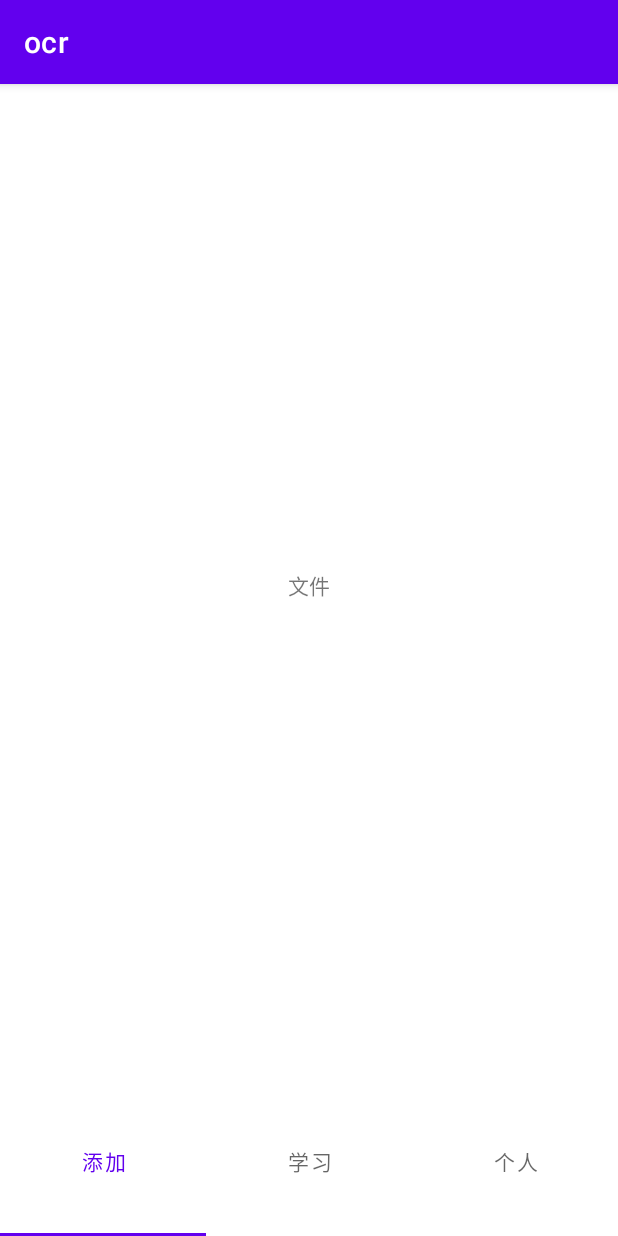
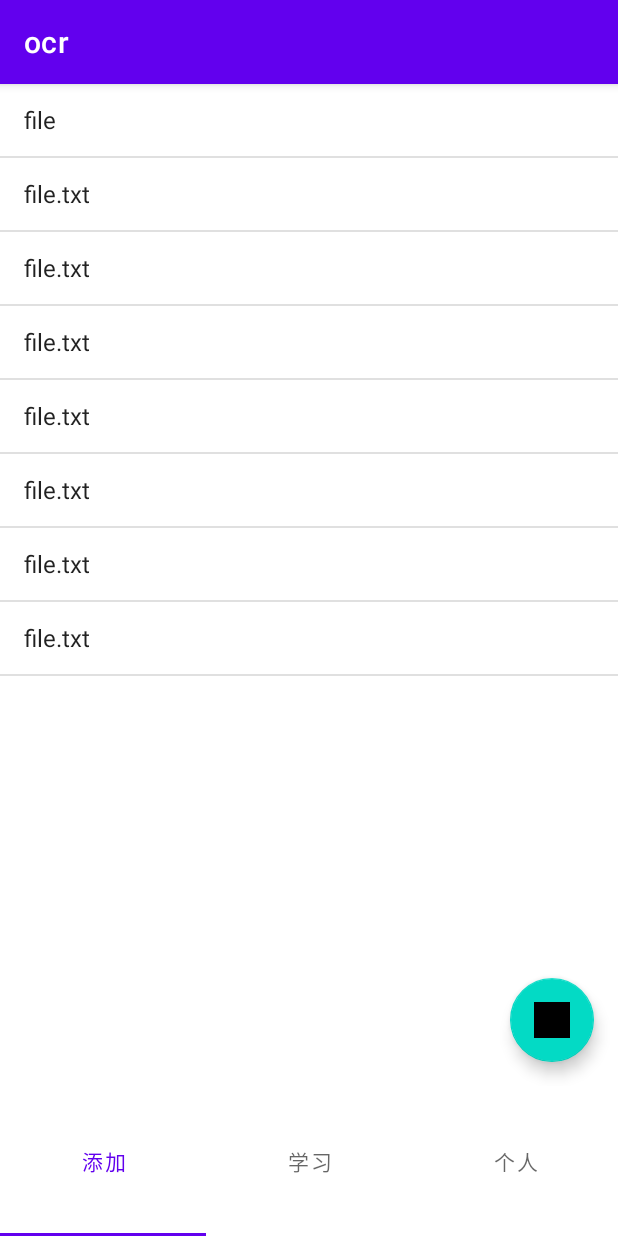
Before and after one commit to 15029291643/ocr, an Android app: the screen it shows after launch (HomeActivity), on a phone screen of 412 x 824 dp. Run offline under Robolectric (Android 15) with nearby library versions, the phone set to English and light mode, and no system bars.

Commit message:
文件界面布局完成

```diff
--- a/app/src/main/AndroidManifest.xml
+++ b/app/src/main/AndroidManifest.xml
@@ -18,17 +18,6 @@
         <activity
             android:name=".ui.HomeActivity"
             android:exported="false" />
-
-        <provider
-            android:name="androidx.core.content.FileProvider"
-            android:authorities="com.example.ocr.provider"
-            android:exported="false"
-            android:grantUriPermissions="true">
-            <meta-data
-                android:name="android.support.FILE_PROVIDER_PATHS"
-                android:resource="@xml/file_path" />
-        </provider>
-
         <activity
             android:name=".ui.CameraActivity"
             android:exported="false" />
@@ -41,6 +30,15 @@
                 <category android:name="android.intent.category.LAUNCHER" />
             </intent-filter>
         </activity>
+        <provider
+            android:name="androidx.core.content.FileProvider"
+            android:authorities="com.example.ocr.provider"
+            android:exported="false"
+            android:grantUriPermissions="true">
+            <meta-data
+                android:name="android.support.FILE_PROVIDER_PATHS"
+                android:resource="@xml/file_path" />
+        </provider>
     </application>
 
 </manifest>
--- a/app/src/main/java/com/example/ocr/ui/FileFragment.java
+++ /dev/null
@@ -1,66 +0,0 @@
-package com.example.ocr.ui;
-
-import android.os.Bundle;
-
-import androidx.fragment.app.Fragment;
-
-import android.view.LayoutInflater;
-import android.view.View;
-import android.view.ViewGroup;
-
-import com.example.ocr.R;
-
-/**
- * A simple {@link Fragment} subclass.
- * Use the {@link FileFragment#newInstance} factory method to
- * create an instance of this fragment.
- */
-public class FileFragment extends Fragment {
-
-    // TODO: Rename parameter arguments, choose names that match
-    // the fragment initialization parameters, e.g. ARG_ITEM_NUMBER
-    private static final String ARG_PARAM1 = "param1";
-    private static final String ARG_PARAM2 = "param2";
-
-    // TODO: Rename and change types of parameters
-    private String mParam1;
-    private String mParam2;
-
-    public FileFragment() {
-        // Required empty public constructor
-    }
-
-    /**
-     * Use this factory method to create a new instance of
-     * this fragment using the provided parameters.
-     *
-     * @param param1 Parameter 1.
-     * @param param2 Parameter 2.
-     * @return A new instance of fragment FileFragment.
-     */
-    // TODO: Rename and change types and number of parameters
-    public static FileFragment newInstance(String param1, String param2) {
-        FileFragment fragment = new FileFragment();
-        Bundle args = new Bundle();
-        args.putString(ARG_PARAM1, param1);
-        args.putString(ARG_PARAM2, param2);
-        fragment.setArguments(args);
-        return fragment;
-    }
-
-    @Override
-    public void onCreate(Bundle savedInstanceState) {
-        super.onCreate(savedInstanceState);
-        if (getArguments() != null) {
-            mParam1 = getArguments().getString(ARG_PARAM1);
-            mParam2 = getArguments().getString(ARG_PARAM2);
-        }
-    }
-
-    @Override
-    public View onCreateView(LayoutInflater inflater, ViewGroup container,
-                             Bundle savedInstanceState) {
-        // Inflate the layout for this fragment
-        return inflater.inflate(R.layout.fragment_file, container, false);
-    }
-}
--- a/app/src/main/java/com/example/ocr/ui/HomeAdapter.java
+++ b/app/src/main/java/com/example/ocr/ui/HomeAdapter.java
@@ -3,10 +3,9 @@ package com.example.ocr.ui;
 import androidx.annotation.NonNull;
 import androidx.fragment.app.Fragment;
 import androidx.fragment.app.FragmentActivity;
-import androidx.fragment.app.FragmentManager;
-import androidx.lifecycle.Lifecycle;
-import androidx.recyclerview.widget.RecyclerView;
 import androidx.viewpager2.adapter.FragmentStateAdapter;
+
+import com.example.ocr.ui.file.FileFragment;
 
 import java.util.ArrayList;
 import java.util.Arrays;
--- /dev/null
+++ b/app/src/main/java/com/example/ocr/ui/file/FileFragment.java
@@ -0,0 +1,50 @@
+package com.example.ocr.ui.file;
+
+import android.os.Bundle;
+
+import androidx.annotation.NonNull;
+import androidx.annotation.Nullable;
+import androidx.fragment.app.Fragment;
+
+import android.view.LayoutInflater;
+import android.view.View;
+import android.view.ViewGroup;
+import android.widget.AdapterView;
+import android.widget.ArrayAdapter;
+import android.widget.TextView;
+import android.widget.Toast;
+
+import com.example.ocr.R;
+import com.example.ocr.databinding.FragmentFileBinding;
+
+import java.util.ArrayList;
+import java.util.Arrays;
+
+public class FileFragment extends Fragment {
+
+
+    private com.example.ocr.databinding.FragmentFileBinding mBinding;
+
+    @Override
+    public View onCreateView(LayoutInflater inflater, ViewGroup container,
+                             Bundle savedInstanceState) {
+
+        mBinding = FragmentFileBinding.inflate(inflater, container, false);
+        return  mBinding.getRoot();
+    }
+
+    @Override
+    public void onViewCreated(@NonNull View view, @Nullable Bundle savedInstanceState) {
+        super.onViewCreated(view, savedInstanceState);
+        String[] datas = {"file", "file.txt", "file.txt", "file.txt", "file.txt", "file.txt", "file.txt", "file.txt"};
+        ArrayAdapter<String> adapter = new ArrayAdapter<>(getContext(), android.R.layout.simple_list_item_1, datas);
+        mBinding.fileList.setAdapter(adapter);
+        mBinding.fileList.setOnItemClickListener(new AdapterView.OnItemClickListener() {
+            @Override
+            public void onItemClick(AdapterView<?> parent, View view, int position, long id) {
+                String s = ((TextView) view).getText().toString();
+                Toast.makeText(getContext(), s, Toast.LENGTH_SHORT).show();
+            }
+        });
+    }
+}
--- a/app/src/main/res/layout/fragment_file.xml
+++ b/app/src/main/res/layout/fragment_file.xml
@@ -4,17 +4,26 @@
     xmlns:tools="http://schemas.android.com/tools"
     android:layout_width="match_parent"
     android:layout_height="match_parent"
-    tools:context=".ui.FileFragment">
+    tools:context=".ui.file.FileFragment">
 
-    <!-- TODO: Update blank fragment layout -->
-    <TextView
-        android:id="@+id/textView"
+    <com.google.android.material.floatingactionbutton.FloatingActionButton
+        android:id="@+id/file_add"
         android:layout_width="wrap_content"
-        android:layout_height="wrap_content"
-        android:text="文件"
+        android:layout_height="0dp"
+        android:layout_marginEnd="16dp"
+        android:layout_marginBottom="16dp"
+        android:clickable="true"
+        android:src="@drawable/ic_launcher_background"
+        app:layout_constraintBottom_toBottomOf="parent"
+        app:layout_constraintEnd_toEndOf="parent" />
+
+    <ListView
+        android:id="@+id/file_list"
+        android:layout_width="0dp"
+        android:layout_height="0dp"
         app:layout_constraintBottom_toBottomOf="parent"
         app:layout_constraintEnd_toEndOf="parent"
+        app:layout_constraintHorizontal_bias="0.5"
         app:layout_constraintStart_toStartOf="parent"
         app:layout_constraintTop_toTopOf="parent" />
-
 </androidx.constraintlayout.widget.ConstraintLayout>
```
